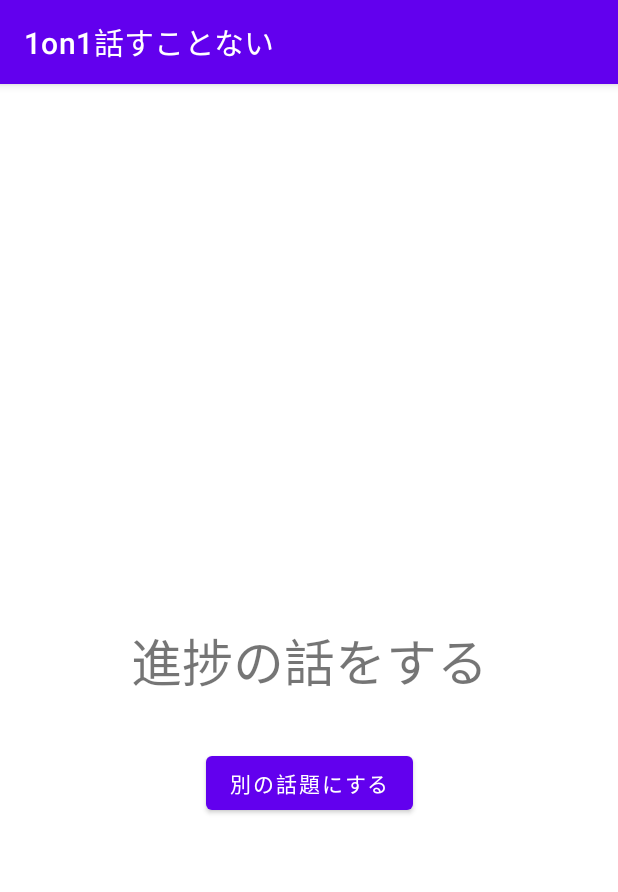
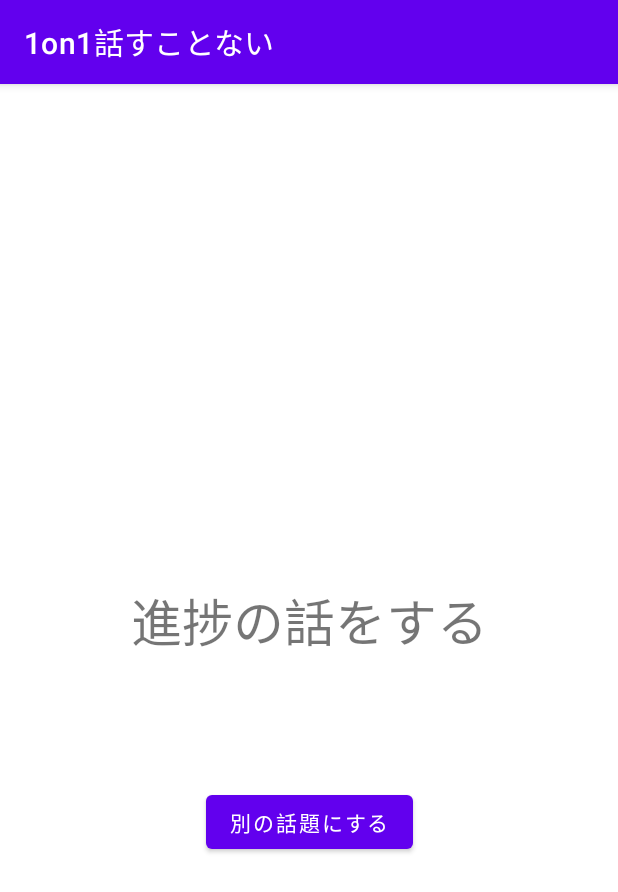
Before and after one commit to rhythm191/hanasukotonai, an Android app: the screen it shows after launch (MainActivity), on a phone screen of 412 x 824 dp. Shown: the top 892 px of the screen. Run offline under Robolectric (Android 15) with nearby library versions, the phone set to English and light mode, and no system bars; our stand-ins replace Dagger/Hilt's generated code, Firebase (no records; nobody signed in at launch, a user with empty details on screens opened directly).

Commit message:
feat: topicを追加

```diff
--- a/app/src/main/res/layout/fragment_topic.xml
+++ b/app/src/main/res/layout/fragment_topic.xml
@@ -13,7 +13,9 @@
         <TextView
             android:id="@+id/topicText"
             android:layout_width="wrap_content"
-            android:layout_height="wrap_content"
+            android:layout_height="104sp"
+            android:paddingLeft="32dp"
+            android:paddingRight="32dp"
             android:text="@string/topic_about_career"
             android:textSize="34sp"
             app:layout_constraintBottom_toBottomOf="parent"
```
Also changed, not shown: app/src/main/res/values/strings.xml (+13 -0 lines).
